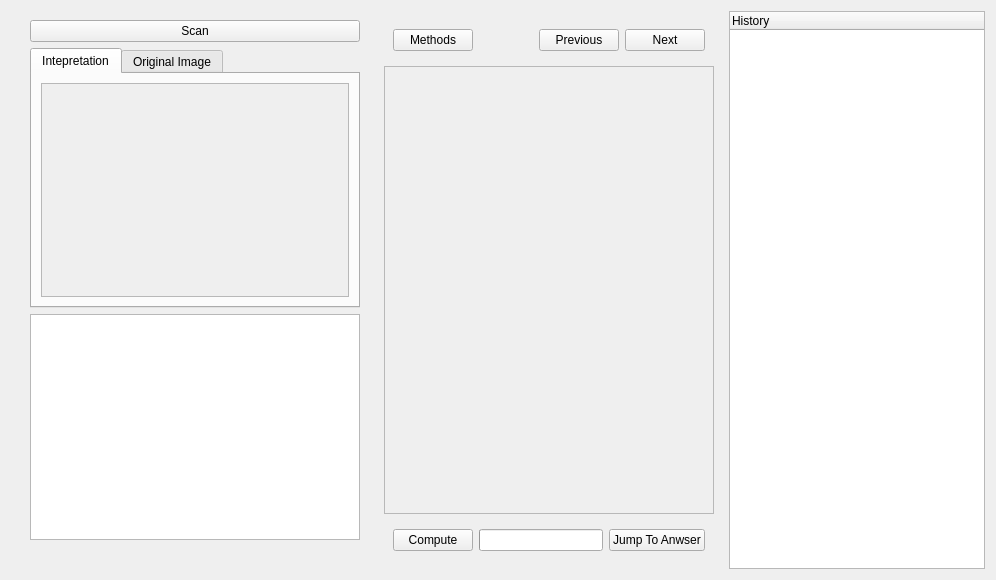
louis845/COMP2012H_Project, file gui/solution_widget.ui: the form before one commit.
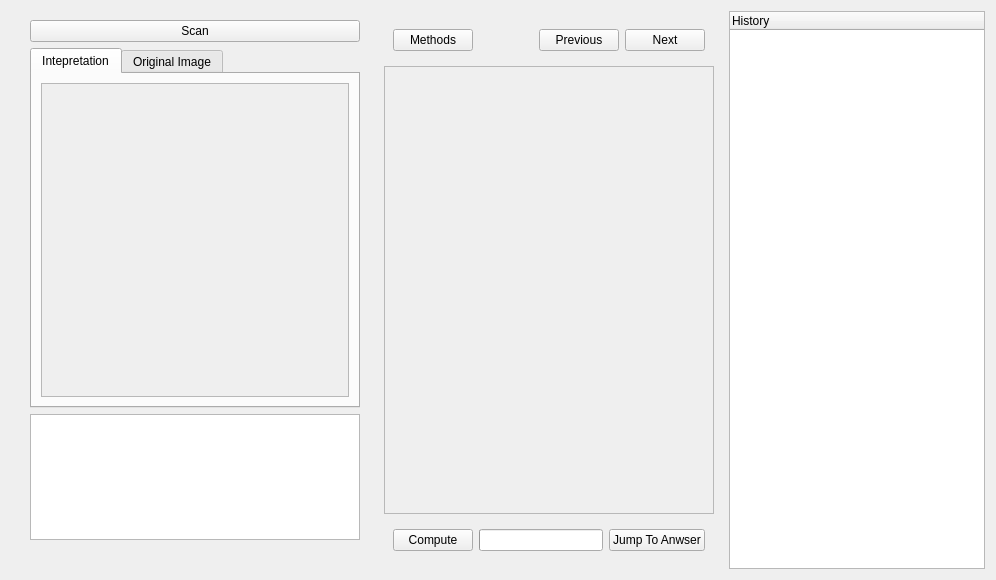
The form after the commit.

The edit to the form file:
```diff
--- a/gui/solution_widget.ui
+++ b/gui/solution_widget.ui
@@ -57,6 +57,12 @@
       </item>
       <item>
        <widget class="QTabWidget" name="tabWidget_2">
+        <property name="minimumSize">
+         <size>
+          <width>0</width>
+          <height>360</height>
+         </size>
+        </property>
         <property name="currentIndex">
          <number>0</number>
         </property>
@@ -76,7 +82,7 @@
                <x>0</x>
                <y>0</y>
                <width>303</width>
-               <height>211</height>
+               <height>312</height>
               </rect>
              </property>
             </widget>
@@ -142,7 +148,11 @@
        </widget>
       </item>
       <item>
-       <widget class="QPlainTextEdit" name="ascii_textedit"/>
+       <widget class="QPlainTextEdit" name="ascii_textedit">
+        <property name="tabStopDistance">
+         <double>82.000000000000000</double>
+        </property>
+       </widget>
       </item>
       <item>
        <widget class="QLabel" name="ascii_parser_err">
```
Left out of the diff: 10 changed lines with no effect on the pictures.
